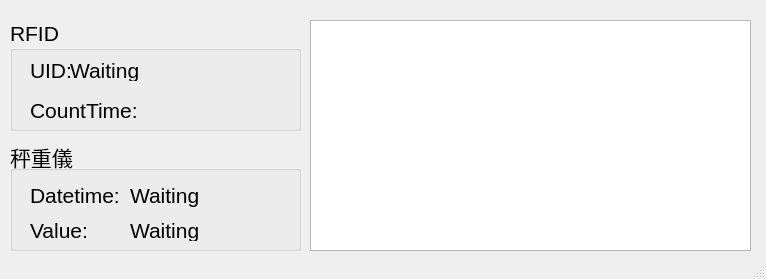
img21326/pyqt_pig, file weight.ui: the form before one commit.
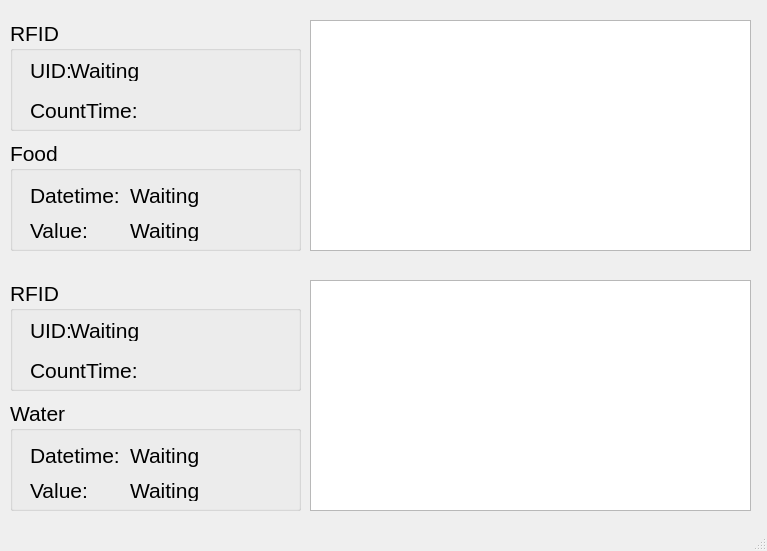
The form after the commit.

The edit to the form file:
```diff
--- a/weight.ui
+++ b/weight.ui
@@ -6,8 +6,8 @@
    <rect>
     <x>0</x>
     <y>0</y>
-    <width>766</width>
-    <height>279</height>
+    <width>767</width>
+    <height>551</height>
    </rect>
   </property>
   <property name="windowTitle">
@@ -33,7 +33,7 @@
      <enum>Qt::LeftToRight</enum>
     </property>
     <property name="title">
-     <string>秤重儀</string>
+     <string>Food</string>
     </property>
     <widget class="QLabel" name="label_2">
      <property name="geometry">
@@ -175,6 +175,167 @@
      </rect>
     </property>
    </widget>
+   <widget class="QTableView" name="tableView_2">
+    <property name="geometry">
+     <rect>
+      <x>310</x>
+      <y>280</y>
+      <width>441</width>
+      <height>231</height>
+     </rect>
+    </property>
+   </widget>
+   <widget class="QGroupBox" name="groupBox_3">
+    <property name="geometry">
+     <rect>
+      <x>10</x>
+      <y>400</y>
+      <width>291</width>
+      <height>111</height>
+     </rect>
+    </property>
+    <property name="font">
+     <font>
+      <family>Arial</family>
+      <pointsize>16</pointsize>
+     </font>
+    </property>
+    <property name="layoutDirection">
+     <enum>Qt::LeftToRight</enum>
+    </property>
+    <property name="title">
+     <string>Water</string>
+    </property>
+    <widget class="QLabel" name="label_4">
+     <property name="geometry">
+      <rect>
+       <x>20</x>
+       <y>40</y>
+       <width>111</width>
+       <height>31</height>
+      </rect>
+     </property>
+     <property name="text">
+      <string>Datetime:</string>
+     </property>
+    </widget>
+    <widget class="QLabel" name="label_5">
+     <property name="geometry">
+      <rect>
+       <x>20</x>
+       <y>70</y>
+       <width>81</width>
+       <height>41</height>
+      </rect>
+     </property>
+     <property name="text">
+      <string>Value:</string>
+     </property>
+    </widget>
+    <widget class="QLabel" name="label_weight_datetime_2">
+     <property name="geometry">
+      <rect>
+       <x>120</x>
+       <y>40</y>
+       <width>161</width>
+       <height>31</height>
+      </rect>
+     </property>
+     <property name="text">
+      <string>Waiting</string>
+     </property>
+    </widget>
+    <widget class="QLabel" name="label_weight_value_2">
+     <property name="geometry">
+      <rect>
+       <x>120</x>
+       <y>80</y>
+       <width>161</width>
+       <height>21</height>
+      </rect>
+     </property>
+     <property name="text">
+      <string>Waiting</string>
+     </property>
+    </widget>
+   </widget>
+   <widget class="QGroupBox" name="groupBox_4">
+    <property name="geometry">
+     <rect>
+      <x>10</x>
+      <y>280</y>
+      <width>291</width>
+      <height>111</height>
+     </rect>
+    </property>
+    <property name="font">
+     <font>
+      <family>Arial</family>
+      <pointsize>16</pointsize>
+     </font>
+    </property>
+    <property name="layoutDirection">
+     <enum>Qt::LeftToRight</enum>
+    </property>
+    <property name="styleSheet">
+     <string notr="true"/>
+    </property>
+    <property name="title">
+     <string>RFID</string>
+    </property>
+    <widget class="QLabel" name="label_8">
+     <property name="geometry">
+      <rect>
+       <x>20</x>
+       <y>30</y>
+       <width>81</width>
+       <height>41</height>
+      </rect>
+     </property>
+     <property name="text">
+      <string>UID:</string>
+     </property>
+    </widget>
+    <widget class="QLabel" name="label_rfid_value_3">
+     <property name="geometry">
+      <rect>
+       <x>60</x>
+       <y>40</y>
+       <width>221</width>
+       <height>21</height>
+      </rect>
+     </property>
+     <property name="text">
+      <string>Waiting</string>
+     </property>
+    </widget>
+    <widget class="QLabel" name="label_9">
+     <property name="geometry">
+      <rect>
+       <x>20</x>
+       <y>70</y>
+       <width>121</width>
+       <height>41</height>
+      </rect>
+     </property>
+     <property name="text">
+      <string>CountTime:</string>
+     </property>
+    </widget>
+    <widget class="QLabel" name="label_rfid_value_4">
+     <property name="geometry">
+      <rect>
+       <x>140</x>
+       <y>80</y>
+       <width>161</width>
+       <height>21</height>
+      </rect>
+     </property>
+     <property name="text">
+      <string/>
+     </property>
+    </widget>
+   </widget>
   </widget>
   <widget class="QStatusBar" name="statusbar"/>
  </widget>
```
